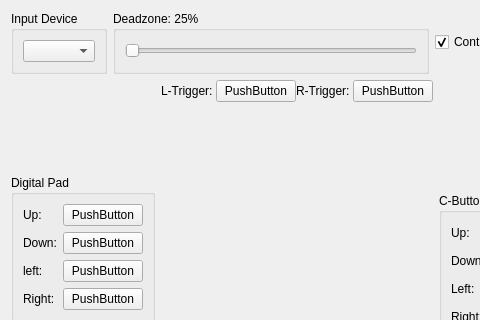
Before: the Qt Designer form Source/RMG-Input/UserInterface/Widget/ControllerWidget.ui in fdmak71/RMG, drawn with Qt 5; both pictures show x 0 to 480 and y 0 to 320 of the 594 by 602 pixel window.
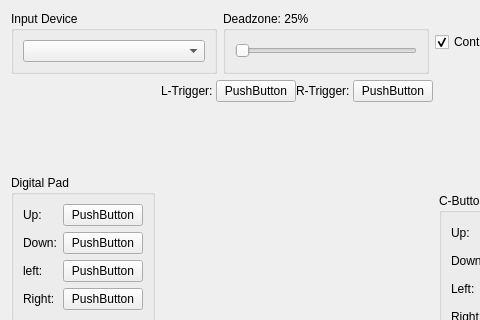
After: the same form once the commit is applied.

Patch:
```diff
--- a/Source/RMG-Input/UserInterface/Widget/ControllerWidget.ui
+++ b/Source/RMG-Input/UserInterface/Widget/ControllerWidget.ui
@@ -37,7 +37,7 @@
         <item>
          <widget class="QComboBox" name="inputDeviceComboBox">
           <property name="sizePolicy">
-           <sizepolicy hsizetype="Preferred" vsizetype="Preferred">
+           <sizepolicy hsizetype="Expanding" vsizetype="Preferred">
             <horstretch>0</horstretch>
             <verstretch>0</verstretch>
            </sizepolicy>
```
